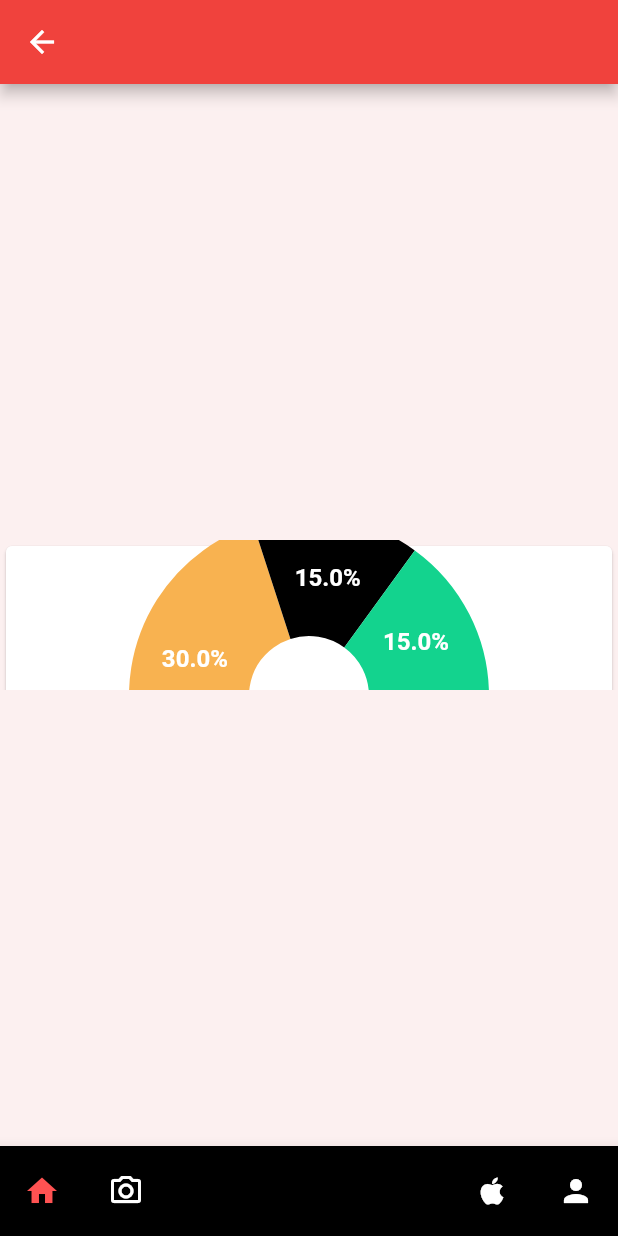
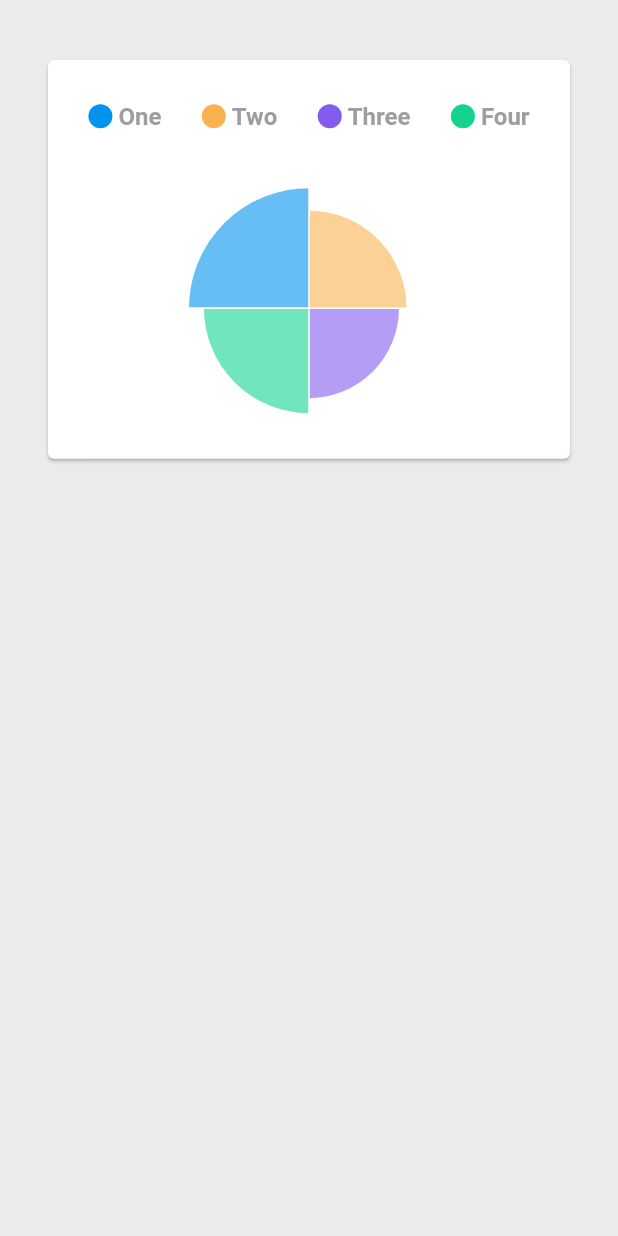
Before and after one commit to mariabgbarros/foodcare, a Flutter app: the Login screen opened directly, after a tap on "LOGIN", on a phone screen of 412 x 824 dp. Run offline on Flutter 3.47's test engine with Material 2 defaults, Android fonts, the phone set to English and light mode, and no system bars; drawn by our look-alikes of fl_chart; missing offline and left inert: dart:html.

Commit message:
graficos funcionando

```diff
--- a/foodcare/lib/screens/home.dart
+++ b/foodcare/lib/screens/home.dart
@@ -2,6 +2,7 @@ import 'package:foodcare/nav/nav_bar.dart';
 import 'package:flutter/material.dart';
 import 'package:fl_chart/fl_chart.dart';
 import 'package:foodcare/screens/tela_piechart.dart';
+import 'package:foodcare/screens/telagrafico2.dart';
 
 class Home extends StatelessWidget{
   int touchedIndex = -1;
@@ -16,11 +17,13 @@ class Home extends StatelessWidget{
         child: Column (
           mainAxisAlignment: MainAxisAlignment.center,
           children: <Widget>[
-            PieChartPage(),
+            PieChartPage2(),
           ],
         )
       ),
       bottomNavigationBar: CustomNavBar(paginaAberta:0),
     );
+
+     //PieChartPage2();
   }
 }
--- a/foodcare/lib/screens/login.dart
+++ b/foodcare/lib/screens/login.dart
@@ -1,6 +1,8 @@
 import 'package:flutter/foundation.dart';
 import 'package:flutter/material.dart';
 import 'package:foodcare/screens/home.dart';
+import 'package:foodcare/screens/tela_piechart.dart';
+import 'package:foodcare/screens/telagrafico2.dart';
 
 class Login extends StatelessWidget{
   @override
@@ -57,7 +59,9 @@ class Login extends StatelessWidget{
                       onPressed: () {
                         Navigator.push(
                           context,
-                          MaterialPageRoute(builder: (context) => Home()),
+                          //MaterialPageRoute(builder: (context) => Home()),
+                                                    MaterialPageRoute(builder: (context) => PieChartPage2()),
+
                         );
                       },
                     ),
--- a/foodcare/lib/screens/tela_piechart.dart
+++ b/foodcare/lib/screens/tela_piechart.dart
@@ -12,7 +12,9 @@ class PieChartPageState extends State {
   int touchedIndex = 0;
 
   @override
-  Widget build(BuildContext context) => Container( height: 100, child: SingleChildScrollView(child:  /*SizedBox(height:  MediaQuery.of(context).size.height, width: MediaQuery.of(context).size.width, child:*/ Card(
+  Widget build(BuildContext context) =>
+
+  Scaffold( body: SizedBox(height:  MediaQuery.of(context).size.height, width: MediaQuery.of(context).size.width, child: SingleChildScrollView(child: Card(
 
          child: Column(
           children: <Widget>[
@@ -55,5 +57,5 @@ class PieChartPageState extends State {
 
         ),
 
-  )));
+  ))));
 }
--- /dev/null
+++ b/foodcare/lib/screens/telagrafico2.dart
@@ -0,0 +1,36 @@
+import 'package:flutter/material.dart';
+import '/widgets/pie_chart_sample.dart';
+
+
+class PieChartPage2 extends StatelessWidget {
+  final Color barColor = Colors.white;
+  final Color barBackgroundColor = const Color(0xff72d8bf);
+  final double width = 22;
+
+  const PieChartPage2({Key? key}) : super(key: key);
+
+  @override
+  Widget build(BuildContext context) {
+    return Container(
+      color: const Color(0xffeceaeb),
+      child: Padding(
+        padding: const EdgeInsets.all(28.0),
+        child: ListView(
+          children: const <Widget>[
+            Align(
+              alignment: Alignment.centerLeft,
+              child: Padding(
+                padding: EdgeInsets.only(left: 8.0),
+              ),
+            ),
+            SizedBox(
+              height: 8,
+            ),
+            PieChartSample1(),
+
+          ],
+        ),
+      ),
+    );
+  }
+}
--- a/foodcare/lib/widgets/indicators_widget.dart
+++ b/foodcare/lib/widgets/indicators_widget.dart
@@ -1,31 +1,24 @@
-import 'package:foodcare/data/pie_data.dart';
 import 'package:flutter/material.dart';
 
-class IndicatorsWidget extends StatelessWidget {
+class Indicator extends StatelessWidget {
+  final Color color;
+  final String text;
+  final bool isSquare;
+  final double size;
+  final Color textColor;
+
+  const Indicator({
+    Key? key,
+    required this.color,
+    required this.text,
+    required this.isSquare,
+    this.size = 16,
+    this.textColor = const Color(0xff505050),
+  }) : super(key: key);
+
   @override
-  Widget build(BuildContext context) => Column(
-        crossAxisAlignment: CrossAxisAlignment.start,
-        children: PieData.data
-            .map(
-              (data) => Container(
-                  padding: EdgeInsets.symmetric(vertical: 2),
-                  child: buildIndicator(
-                    color: data.color,
-                    text: data.name,
-                    // isSquare: true,
-                  )),
-            )
-            .toList(),
-      );
-
-  Widget buildIndicator({
-    @required Color color = Colors.black,
-    @required String text = "",
-    bool isSquare = false,
-    double size = 16,
-    Color textColor = const Color(0xff505050),
-  }) =>
-      Row(
+  Widget build(BuildContext context) {
+    return Row(
       children: <Widget>[
         Container(
           width: size,
@@ -35,15 +28,15 @@ class IndicatorsWidget extends StatelessWidget {
             color: color,
           ),
         ),
-          const SizedBox(width: 8),
+        const SizedBox(
+          width: 4,
+        ),
         Text(
           text,
           style: TextStyle(
-              fontSize: 16,
-              fontWeight: FontWeight.bold,
-              color: textColor,
-            ),
+              fontSize: 16, fontWeight: FontWeight.bold, color: textColor),
         )
       ],
     );
   }
+}
--- /dev/null
+++ b/foodcare/lib/widgets/pie_chart_sample.dart
@@ -0,0 +1,177 @@
+import 'package:fl_chart/fl_chart.dart';
+import 'package:flutter/material.dart';
+import 'indicators_widget.dart';
+
+
+class PieChartSample1 extends StatefulWidget {
+  const PieChartSample1({Key? key}) : super(key: key);
+
+  @override
+  State<StatefulWidget> createState() => PieChartSample1State();
+}
+
+class PieChartSample1State extends State {
+  int touchedIndex = -1;
+
+  @override
+  Widget build(BuildContext context) {
+    return AspectRatio(
+      aspectRatio: 1.3,
+      child: Card(
+        color: Colors.white,
+        child: Column(
+          children: <Widget>[
+            const SizedBox(
+              height: 28,
+            ),
+            Row(
+              mainAxisSize: MainAxisSize.max,
+              mainAxisAlignment: MainAxisAlignment.spaceEvenly,
+              children: <Widget>[
+                Indicator(
+                  color: const Color(0xff0293ee),
+                  text: 'One',
+                  isSquare: false,
+                  size: touchedIndex == 0 ? 18 : 16,
+                  textColor: touchedIndex == 0 ? Colors.black : Colors.grey,
+                ),
+                Indicator(
+                  color: const Color(0xfff8b250),
+                  text: 'Two',
+                  isSquare: false,
+                  size: touchedIndex == 1 ? 18 : 16,
+                  textColor: touchedIndex == 1 ? Colors.black : Colors.grey,
+                ),
+                Indicator(
+                  color: const Color(0xff845bef),
+                  text: 'Three',
+                  isSquare: false,
+                  size: touchedIndex == 2 ? 18 : 16,
+                  textColor: touchedIndex == 2 ? Colors.black : Colors.grey,
+                ),
+                Indicator(
+                  color: const Color(0xff13d38e),
+                  text: 'Four',
+                  isSquare: false,
+                  size: touchedIndex == 3 ? 18 : 16,
+                  textColor: touchedIndex == 3 ? Colors.black : Colors.grey,
+                ),
+              ],
+            ),
+            const SizedBox(
+              height: 18,
+            ),
+            Expanded(
+              child: AspectRatio(
+                aspectRatio: 1,
+                child: PieChart(
+                  PieChartData(
+                      pieTouchData: PieTouchData(touchCallback:
+                          (FlTouchEvent event, pieTouchResponse) {
+                        setState(() {
+                          if (!event.isInterestedForInteractions ||
+                              pieTouchResponse == null ||
+                              pieTouchResponse.touchedSection == null) {
+                            touchedIndex = -1;
+                            return;
+                          }
+                          touchedIndex = pieTouchResponse
+                              .touchedSection!.touchedSectionIndex;
+                        });
+                      }),
+                      startDegreeOffset: 180,
+                      borderData: FlBorderData(
+                        show: false,
+                      ),
+                      sectionsSpace: 1,
+                      centerSpaceRadius: 0,
+                      sections: showingSections()),
+                ),
+              ),
+            ),
+          ],
+        ),
+      ),
+    );
+  }
+
+  List<PieChartSectionData> showingSections() {
+    return List.generate(
+      4,
+      (i) {
+        final isTouched = i == touchedIndex;
+        final opacity = isTouched ? 1.0 : 0.6;
+
+        const color0 = Color(0xff0293ee);
+        const color1 = Color(0xfff8b250);
+        const color2 = Color(0xff845bef);
+        const color3 = Color(0xff13d38e);
+
+        switch (i) {
+          case 0:
+            return PieChartSectionData(
+              color: color0.withOpacity(opacity),
+              value: 25,
+              title: '',
+              radius: 80,
+              titleStyle: const TextStyle(
+                  fontSize: 18,
+                  fontWeight: FontWeight.bold,
+                  color: Color(0xff044d7c)),
+              titlePositionPercentageOffset: 0.55,
+              borderSide: isTouched
+                  ? BorderSide(color: const Color(0xffffffff), width: 6)
+                  : BorderSide(color: color0.withOpacity(0)),
+            );
+          case 1:
+            return PieChartSectionData(
+              color: color1.withOpacity(opacity),
+              value: 25,
+              title: '',
+              radius: 65,
+              titleStyle: const TextStyle(
+                  fontSize: 18,
+                  fontWeight: FontWeight.bold,
+                  color: Color(0xff90672d)),
+              titlePositionPercentageOffset: 0.55,
+              borderSide: isTouched
+                  ? BorderSide(color: const Color(0xffffffff), width: 6)
+                  : BorderSide(color: color2.withOpacity(0)),
+            );
+          case 2:
+            return PieChartSectionData(
+              color: color2.withOpacity(opacity),
+              value: 25,
+              title: '',
+              radius: 60,
+              titleStyle: const TextStyle(
+                  fontSize: 18,
+                  fontWeight: FontWeight.bold,
+                  color: Color(0xff4c3788)),
+              titlePositionPercentageOffset: 0.6,
+              borderSide: isTouched
+                  ? BorderSide(color: const Color(0xffffffff), width: 6)
+                  : BorderSide(color: color2.withOpacity(0)),
+            );
+          case 3:
+            return PieChartSectionData(
+              color: color3.withOpacity(opacity),
+              value: 25,
+              title: '',
+              radius: 70,
+              titleStyle: const TextStyle(
+                  fontSize: 18,
+                  fontWeight: FontWeight.bold,
+                  color: Color(0xff0c7f55)),
+              titlePositionPercentageOffset: 0.55,
+              borderSide: isTouched
+                  ? BorderSide(color: const Color(0xffffffff), width: 6)
+                  : BorderSide(color: color2.withOpacity(0)),
+            );
+          default:
+            throw Error();
+        }
+      },
+    );
+  }
+}
```
Lines whose indentation alone changed are shown as unchanged.
